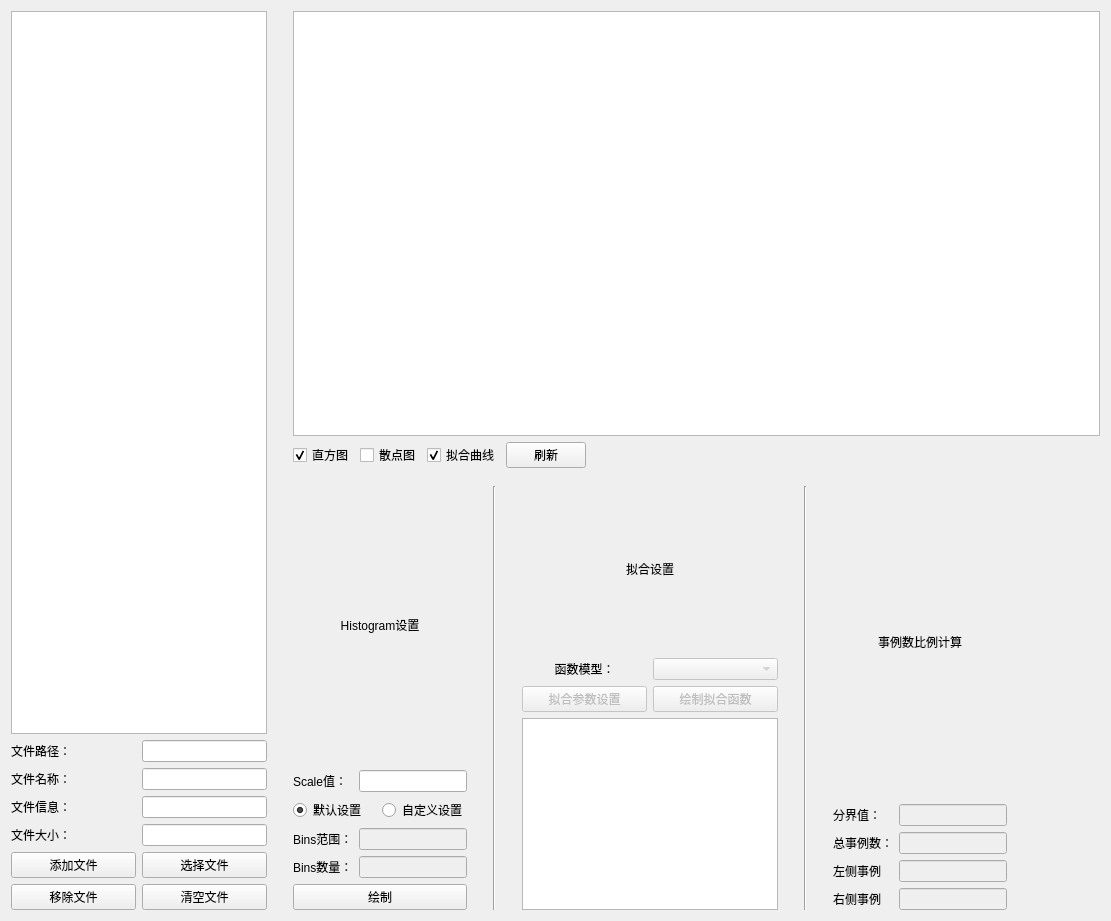
Qt form DesignerUi/UiSPE.ui (PENG-HuaXing/oscilloscope) before a commit.
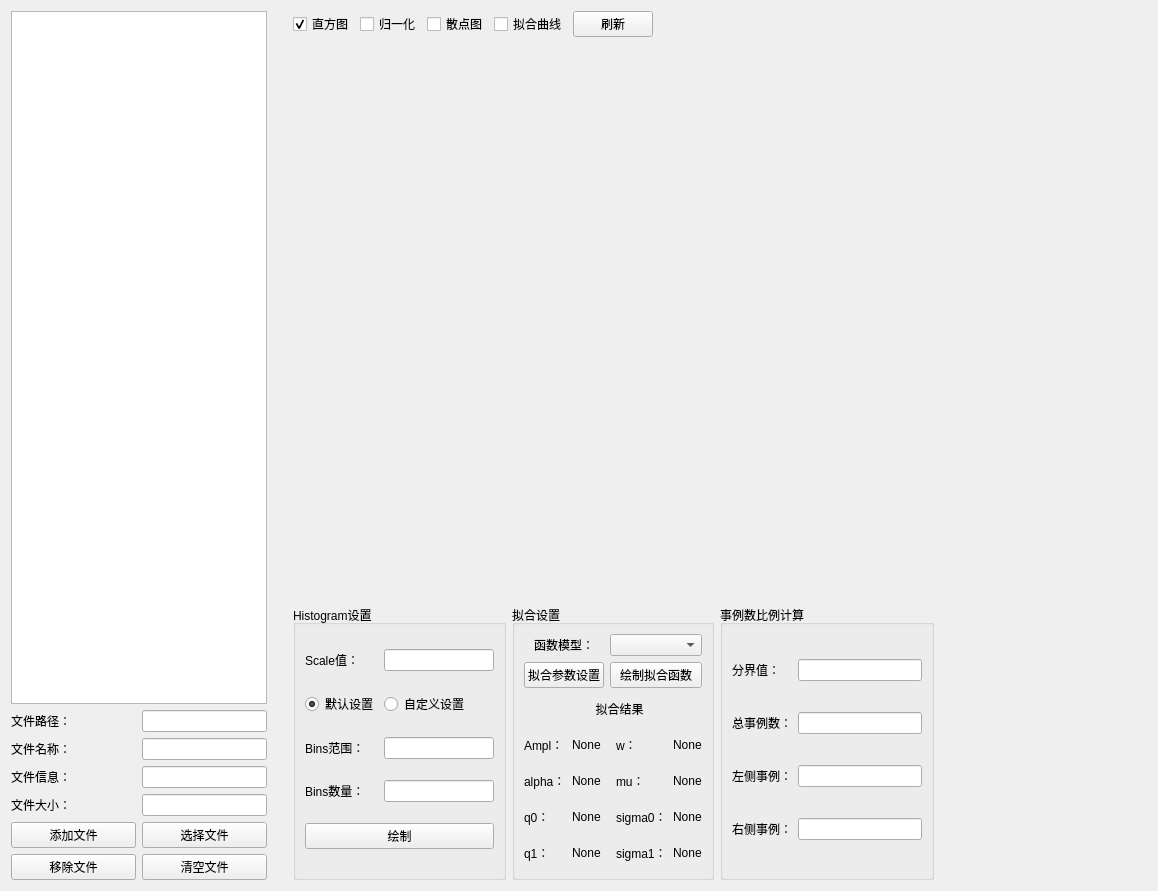
The same form after that commit.

Patch:
```diff
--- a/DesignerUi/UiSPE.ui
+++ b/DesignerUi/UiSPE.ui
@@ -6,8 +6,8 @@
    <rect>
     <x>0</x>
     <y>0</y>
-    <width>1111</width>
-    <height>921</height>
+    <width>1158</width>
+    <height>891</height>
    </rect>
   </property>
   <property name="windowTitle">
@@ -161,12 +161,9 @@
     </spacer>
    </item>
    <item>
-    <layout class="QGridLayout" name="gridLayout_6">
+    <layout class="QGridLayout" name="gridLayout_5">
      <item row="0" column="0">
-      <widget class="QTextBrowser" name="textBrowser_2"/>
-     </item>
-     <item row="1" column="0">
-      <layout class="QHBoxLayout" name="horizontalLayout">
+      <layout class="QHBoxLayout" name="horizontalLayout_2">
        <item>
         <widget class="QCheckBox" name="checkBox">
          <property name="text">
@@ -177,6 +174,13 @@
          </property>
         </widget>
        </item>
+       <item>
+        <widget class="QCheckBox" name="checkBox_4">
+         <property name="text">
+          <string>归一化</string>
+         </property>
+        </widget>
+       </item>
        <item>
         <widget class="QCheckBox" name="checkBox_2">
          <property name="text">
@@ -190,7 +194,7 @@
           <string>拟合曲线</string>
          </property>
          <property name="checked">
-          <bool>true</bool>
+          <bool>false</bool>
          </property>
         </widget>
        </item>
@@ -216,34 +220,20 @@
        </item>
       </layout>
      </item>
-     <item row="2" column="0">
+     <item row="1" column="0">
       <widget class="QWidget" name="widget" native="true"/>
      </item>
-     <item row="3" column="0">
+     <item row="2" column="0">
       <widget class="QWidget" name="widget_2" native="true"/>
      </item>
-     <item row="4" column="0">
-      <layout class="QHBoxLayout" name="horizontalLayout_2">
+     <item row="3" column="0">
+      <layout class="QHBoxLayout" name="horizontalLayout">
        <item>
-        <layout class="QVBoxLayout" name="verticalLayout_2">
-         <item>
-          <widget class="QLabel" name="label_5">
-           <property name="sizePolicy">
-            <sizepolicy hsizetype="Preferred" vsizetype="Minimum">
-             <horstretch>0</horstretch>
-             <verstretch>0</verstretch>
-            </sizepolicy>
-           </property>
-           <property name="text">
+        <widget class="QGroupBox" name="groupBox">
+         <property name="title">
             <string>Histogram设置</string>
            </property>
-           <property name="alignment">
-            <set>Qt::AlignCenter</set>
-           </property>
-          </widget>
-         </item>
-         <item>
-          <layout class="QGridLayout" name="gridLayout_3">
+         <layout class="QGridLayout" name="gridLayout_6">
            <item row="0" column="0">
             <widget class="QLabel" name="label_8">
              <property name="text">
@@ -251,10 +241,10 @@
              </property>
             </widget>
            </item>
-           <item row="0" column="1" colspan="2">
+          <item row="0" column="1">
             <widget class="QLineEdit" name="lineEdit_5"/>
            </item>
-           <item row="1" column="0" colspan="2">
+          <item row="1" column="0">
             <widget class="QRadioButton" name="radioButton">
              <property name="text">
               <string>默认设置</string>
@@ -264,7 +254,7 @@
              </property>
             </widget>
            </item>
-           <item row="1" column="2">
+          <item row="1" column="1">
             <widget class="QRadioButton" name="radioButton_2">
              <property name="text">
               <string>自定义设置</string>
@@ -278,10 +268,10 @@
              </property>
             </widget>
            </item>
-           <item row="2" column="1" colspan="2">
+          <item row="2" column="1">
             <widget class="QLineEdit" name="lineEdit_6">
              <property name="enabled">
-              <bool>false</bool>
+             <bool>true</bool>
              </property>
             </widget>
            </item>
@@ -292,16 +282,14 @@
              </property>
             </widget>
            </item>
-           <item row="3" column="1" colspan="2">
+          <item row="3" column="1">
             <widget class="QLineEdit" name="lineEdit_7">
              <property name="enabled">
-              <bool>false</bool>
+             <bool>true</bool>
              </property>
             </widget>
            </item>
-          </layout>
-         </item>
-         <item>
+          <item row="4" column="0" colspan="2">
           <widget class="QPushButton" name="pushButton_8">
            <property name="text">
             <string>绘制</string>
@@ -309,61 +297,15 @@
           </widget>
          </item>
         </layout>
-       </item>
-       <item>
-        <spacer name="verticalSpacer_2">
-         <property name="orientation">
-          <enum>Qt::Vertical</enum>
-         </property>
-         <property name="sizeHint" stdset="0">
-          <size>
-           <width>20</width>
-           <height>40</height>
-          </size>
-         </property>
-        </spacer>
-       </item>
-       <item>
-        <widget class="Line" name="line_2">
-         <property name="orientation">
-          <enum>Qt::Vertical</enum>
-         </property>
         </widget>
        </item>
        <item>
-        <spacer name="verticalSpacer_3">
-         <property name="orientation">
-          <enum>Qt::Vertical</enum>
-         </property>
-         <property name="sizeHint" stdset="0">
-          <size>
-           <width>20</width>
-           <height>40</height>
-          </size>
-         </property>
-        </spacer>
-       </item>
-       <item>
-        <layout class="QVBoxLayout" name="verticalLayout_3">
-         <item>
-          <widget class="QLabel" name="label_6">
-           <property name="sizePolicy">
-            <sizepolicy hsizetype="Preferred" vsizetype="Minimum">
-             <horstretch>0</horstretch>
-             <verstretch>0</verstretch>
-            </sizepolicy>
-           </property>
-           <property name="text">
+        <widget class="QGroupBox" name="groupBox_2">
+         <property name="title">
             <string>拟合设置</string>
            </property>
-           <property name="alignment">
-            <set>Qt::AlignCenter</set>
-           </property>
-          </widget>
-         </item>
-         <item>
-          <layout class="QGridLayout" name="gridLayout_4">
-           <item row="0" column="0">
+         <layout class="QGridLayout" name="gridLayout_3">
+          <item row="0" column="0" colspan="2">
             <widget class="QLabel" name="label_11">
              <property name="text">
               <string>函数模型：</string>
@@ -373,103 +315,167 @@
              </property>
             </widget>
            </item>
-           <item row="2" column="0" colspan="2">
-            <widget class="QTextBrowser" name="textBrowser">
-             <property name="sizePolicy">
-              <sizepolicy hsizetype="Expanding" vsizetype="Minimum">
-               <horstretch>0</horstretch>
-               <verstretch>0</verstretch>
-              </sizepolicy>
+          <item row="0" column="2" colspan="3">
+           <widget class="QComboBox" name="comboBox">
+            <property name="enabled">
+             <bool>true</bool>
+            </property>
+            <property name="editable">
+             <bool>false</bool>
              </property>
             </widget>
            </item>
-           <item row="1" column="0">
+          <item row="1" column="0" colspan="2">
             <widget class="QPushButton" name="pushButton_6">
              <property name="enabled">
-              <bool>false</bool>
+             <bool>true</bool>
              </property>
              <property name="text">
               <string>拟合参数设置</string>
              </property>
             </widget>
            </item>
-           <item row="1" column="1">
+          <item row="1" column="2" colspan="3">
             <widget class="QPushButton" name="pushButton_7">
              <property name="enabled">
-              <bool>false</bool>
+             <bool>true</bool>
              </property>
              <property name="text">
               <string>绘制拟合函数</string>
              </property>
             </widget>
            </item>
-           <item row="0" column="1">
-            <widget class="QComboBox" name="comboBox">
-             <property name="enabled">
-              <bool>false</bool>
-             </property>
-             <property name="editable">
-              <bool>false</bool>
+          <item row="2" column="1" colspan="3">
+           <widget class="QLabel" name="label_31">
+            <property name="text">
+             <string>拟合结果</string>
+            </property>
+            <property name="alignment">
+             <set>Qt::AlignCenter</set>
              </property>
             </widget>
            </item>
-          </layout>
-         </item>
-        </layout>
-       </item>
-       <item>
-        <spacer name="verticalSpacer_4">
-         <property name="orientation">
-          <enum>Qt::Vertical</enum>
-         </property>
-         <property name="sizeHint" stdset="0">
-          <size>
-           <width>20</width>
-           <height>40</height>
-          </size>
-         </property>
-        </spacer>
-       </item>
-       <item>
-        <widget class="Line" name="line_3">
-         <property name="orientation">
-          <enum>Qt::Vertical</enum>
+          <item row="3" column="0">
+           <widget class="QLabel" name="label_5">
+            <property name="text">
+             <string>Ampl：</string>
+            </property>
+           </widget>
+          </item>
+          <item row="3" column="1" colspan="2">
+           <widget class="QLabel" name="label_16">
+            <property name="text">
+             <string>None</string>
+            </property>
+           </widget>
+          </item>
+          <item row="3" column="3">
+           <widget class="QLabel" name="label_17">
+            <property name="text">
+             <string>w：</string>
+            </property>
+           </widget>
+          </item>
+          <item row="3" column="4">
+           <widget class="QLabel" name="label_18">
+            <property name="text">
+             <string>None</string>
+            </property>
+           </widget>
+          </item>
+          <item row="4" column="0">
+           <widget class="QLabel" name="label_22">
+            <property name="text">
+             <string>alpha：</string>
          </property>
         </widget>
        </item>
-       <item>
-        <spacer name="verticalSpacer_5">
-         <property name="orientation">
-          <enum>Qt::Vertical</enum>
-         </property>
-         <property name="sizeHint" stdset="0">
-          <size>
-           <width>20</width>
-           <height>40</height>
-          </size>
-         </property>
-        </spacer>
-       </item>
-       <item>
-        <layout class="QVBoxLayout" name="verticalLayout_4">
-         <item>
-          <widget class="QLabel" name="label_7">
-           <property name="sizePolicy">
-            <sizepolicy hsizetype="Preferred" vsizetype="Minimum">
-             <horstretch>0</horstretch>
-             <verstretch>0</verstretch>
-            </sizepolicy>
-           </property>
+          <item row="4" column="1" colspan="2">
+           <widget class="QLabel" name="label_19">
+            <property name="text">
+             <string>None</string>
+            </property>
+           </widget>
+          </item>
+          <item row="4" column="3">
+           <widget class="QLabel" name="label_20">
+            <property name="text">
+             <string>mu：</string>
+            </property>
+           </widget>
+          </item>
+          <item row="4" column="4">
+           <widget class="QLabel" name="label_21">
+            <property name="text">
+             <string>None</string>
+            </property>
+           </widget>
+          </item>
+          <item row="5" column="0">
+           <widget class="QLabel" name="label_26">
            <property name="text">
+             <string>q0：</string>
+            </property>
+           </widget>
+          </item>
+          <item row="5" column="1" colspan="2">
+           <widget class="QLabel" name="label_23">
+            <property name="text">
+             <string>None</string>
+            </property>
+           </widget>
+          </item>
+          <item row="5" column="3">
+           <widget class="QLabel" name="label_24">
+            <property name="text">
+             <string>sigma0：</string>
+            </property>
+           </widget>
+          </item>
+          <item row="5" column="4">
+           <widget class="QLabel" name="label_25">
+            <property name="text">
+             <string>None</string>
+            </property>
+           </widget>
+          </item>
+          <item row="6" column="0">
+           <widget class="QLabel" name="label_30">
+            <property name="text">
+             <string>q1：</string>
+            </property>
+           </widget>
+          </item>
+          <item row="6" column="1" colspan="2">
+           <widget class="QLabel" name="label_27">
+            <property name="text">
+             <string>None</string>
+            </property>
+           </widget>
+          </item>
+          <item row="6" column="3">
+           <widget class="QLabel" name="label_28">
+            <property name="text">
+             <string>sigma1：</string>
+            </property>
+           </widget>
+          </item>
+          <item row="6" column="4">
+           <widget class="QLabel" name="label_29">
+            <property name="text">
+             <string>None</string>
+            </property>
+           </widget>
+          </item>
+         </layout>
+        </widget>
+       </item>
+       <item>
+        <widget class="QGroupBox" name="groupBox_3">
+         <property name="title">
             <string>事例数比例计算</string>
            </property>
-           <property name="alignment">
-            <set>Qt::AlignCenter</set>
-           </property>
-          </widget>
-         </item>
-         <item>
-          <layout class="QGridLayout" name="gridLayout_5">
+         <layout class="QGridLayout" name="gridLayout_4">
            <item row="0" column="0">
             <widget class="QLabel" name="label_12">
              <property name="text">
@@ -480,7 +486,7 @@
            <item row="0" column="1">
             <widget class="QLineEdit" name="lineEdit_8">
              <property name="enabled">
-              <bool>false</bool>
+             <bool>true</bool>
              </property>
             </widget>
            </item>
@@ -494,41 +500,49 @@
            <item row="1" column="1">
             <widget class="QLineEdit" name="lineEdit_11">
              <property name="enabled">
-              <bool>false</bool>
+             <bool>true</bool>
+            </property>
+            <property name="readOnly">
+             <bool>true</bool>
              </property>
             </widget>
            </item>
            <item row="2" column="0">
             <widget class="QLabel" name="label_13">
              <property name="text">
-              <string>左侧事例</string>
+             <string>左侧事例：</string>
              </property>
             </widget>
            </item>
            <item row="2" column="1">
             <widget class="QLineEdit" name="lineEdit_9">
              <property name="enabled">
-              <bool>false</bool>
+             <bool>true</bool>
+            </property>
+            <property name="readOnly">
+             <bool>true</bool>
              </property>
             </widget>
            </item>
            <item row="3" column="0">
             <widget class="QLabel" name="label_14">
              <property name="text">
-              <string>右侧事例</string>
+             <string>右侧事例：</string>
              </property>
             </widget>
            </item>
            <item row="3" column="1">
             <widget class="QLineEdit" name="lineEdit_10">
              <property name="enabled">
-              <bool>false</bool>
-             </property>
+             <bool>true</bool>
+            </property>
+            <property name="readOnly">
+             <bool>true</bool>
+            </property>
             </widget>
            </item>
           </layout>
-         </item>
-        </layout>
+        </widget>
        </item>
        <item>
         <spacer name="horizontalSpacer_2">
```
Lines whose indentation alone changed are shown as unchanged.
